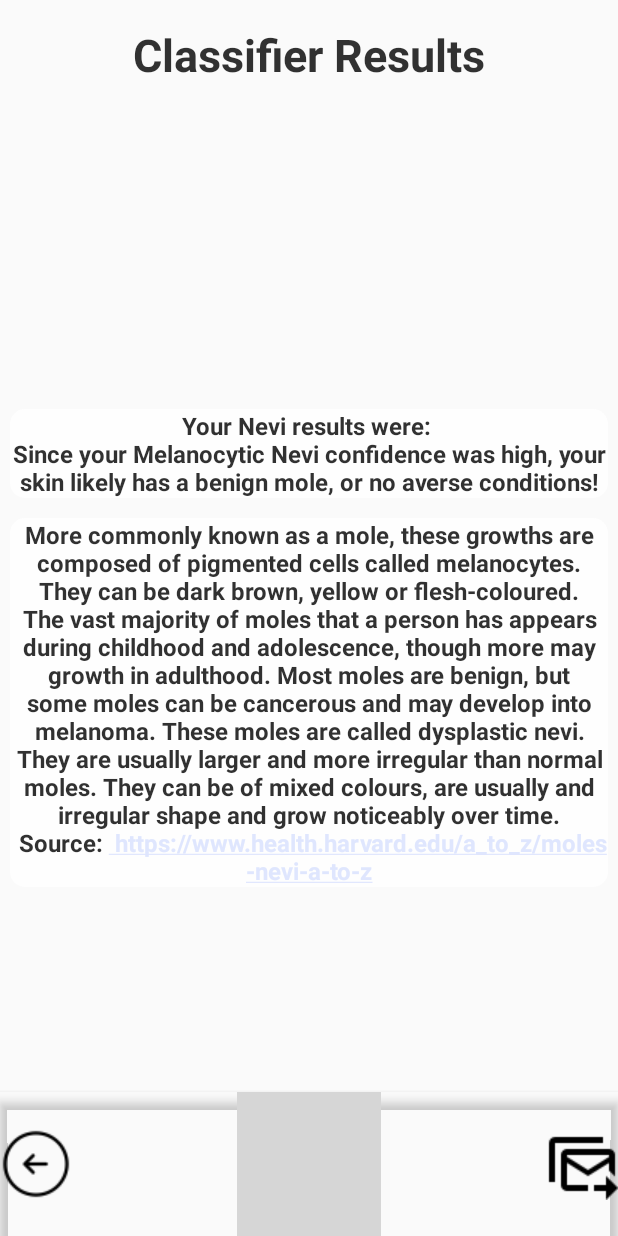
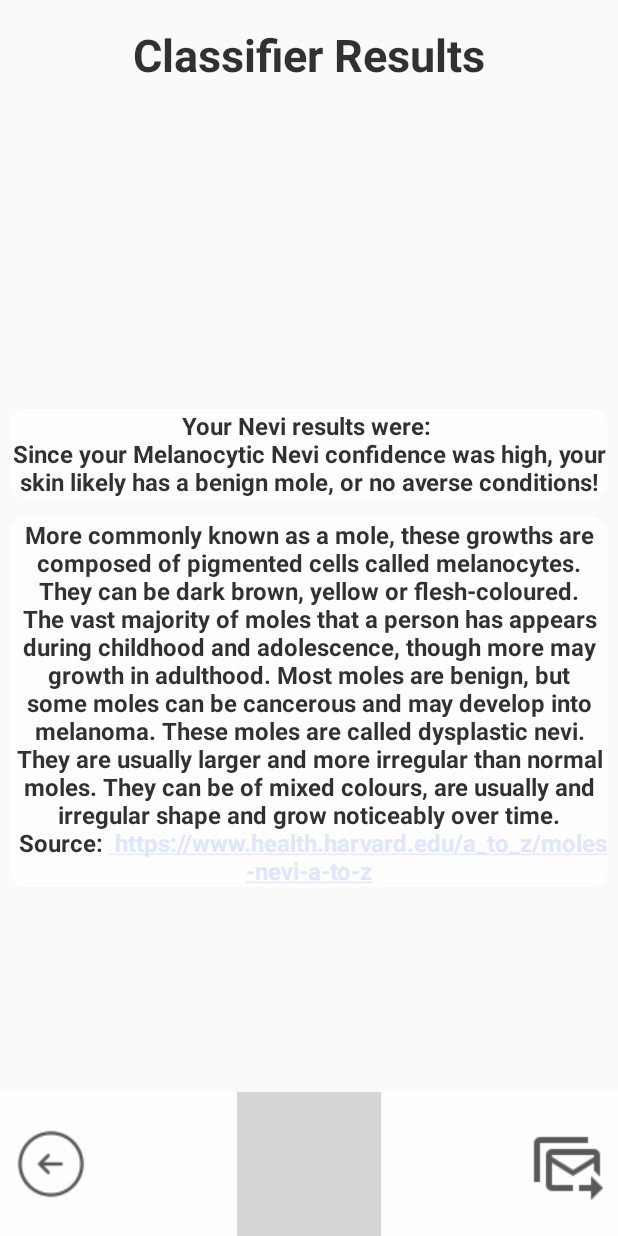
Before and after one commit to airbagy/derma_app, an Android app: the ResultActivity screen opened directly, with no data from a screen before it, on a phone screen of 412 x 824 dp. Run offline under Robolectric (Android 15) with nearby library versions, the phone set to English and light mode, and no system bars; libraries missing offline, so code that uses them is left out: com.theartofdev.edmodo; 3 statements that could not run were skipped; grey boxes are pictures that could not be loaded.

Commit message:
Remove toolbar elevation

```diff
--- a/app/src/main/res/layout/results_page.xml
+++ b/app/src/main/res/layout/results_page.xml
@@ -31,24 +31,29 @@
     </LinearLayout>
 
     <com.google.android.material.appbar.AppBarLayout
+        xmlns:app="http://schemas.android.com/apk/res-auto"
         android:layout_width="match_parent"
         android:layout_height="wrap_content"
         android:theme="@style/AppTheme.NoActionBar"
-        android:background="@null"
-        android:layout_gravity="center|bottom">
+        android:background="#fff"
+        android:layout_gravity="center|bottom"
+        android:alpha="0.8"
+        app:elevation="0dp">
 
         <androidx.appcompat.widget.Toolbar xmlns:app="http://schemas.android.com/apk/res-auto"
             android:id="@+id/toolbar"
+            android:background="#fff"
             android:layout_width="match_parent"
             android:layout_height="match_parent"
             android:contentInsetLeft="0dp"
             android:contentInsetStart="0dp"
             app:contentInsetLeft="0dp"
-            app:contentInsetStart="0dp"
+            app:contentInsetStart="10dp"
             android:contentInsetRight="0dp"
             android:contentInsetEnd="0dp"
             app:contentInsetRight="0dp"
-            app:contentInsetEnd="0dp" >
+            app:contentInsetEnd="10dp"
+            android:alpha="0.8">
 
             <ImageButton
                 android:id="@+id/email"
--- a/app/src/main/res/values/colors.xml
+++ b/app/src/main/res/values/colors.xml
@@ -7,5 +7,6 @@
     <color name="teal">#6ac5fe</color>
     <color name="purp">#ac68cc</color>
     <color name="black">#000</color>
+    <color name="white">#fff</color>
     <color name="semi_transparent">#66000000</color>
 </resources>
--- a/app/src/main/res/values/styles.xml
+++ b/app/src/main/res/values/styles.xml
@@ -5,7 +5,7 @@
         <!-- Customize your theme here. -->
         <item name="colorPrimary">@color/colorPrimary</item>
         <item name="colorPrimaryDark">@color/colorPrimaryDark</item>
-        <item name="colorAccent">@color/colorAccent</item>
+        <item name="colorAccent">@color/white</item>
     </style>
 
 
```
